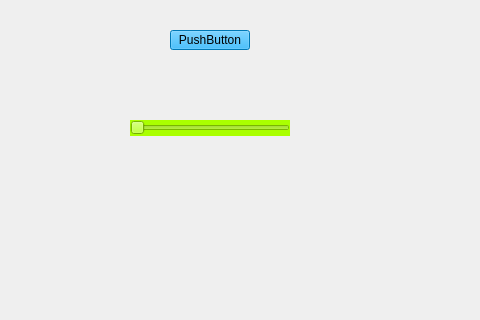
hkeeplearning/QtCreatorQuickStart, file ch08/08-02/mystylesheet/mainwindow.ui: the form before one commit; both pictures show x 0 to 480 and y 0 to 320 of the 800 by 600 pixel window.
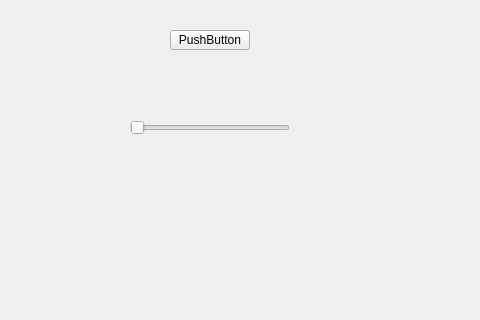
The form after the commit.

```diff
--- a/ch08/08-02/mystylesheet/mainwindow.ui
+++ b/ch08/08-02/mystylesheet/mainwindow.ui
@@ -14,12 +14,7 @@
    <string>MainWindow</string>
   </property>
   <property name="styleSheet">
-   <string notr="true">QPushButton{
-	background-color: rgb(0, 170, 255);
-}
-QSlider{
-	background-color: rgb(170, 255, 0);
-}</string>
+   <string notr="true"/>
   </property>
   <widget class="QWidget" name="centralwidget">
    <widget class="QPushButton" name="pushButton">
```
